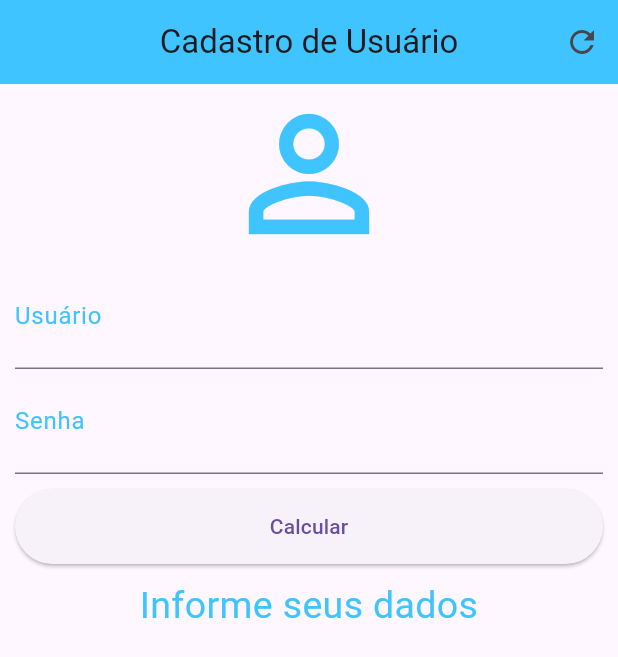
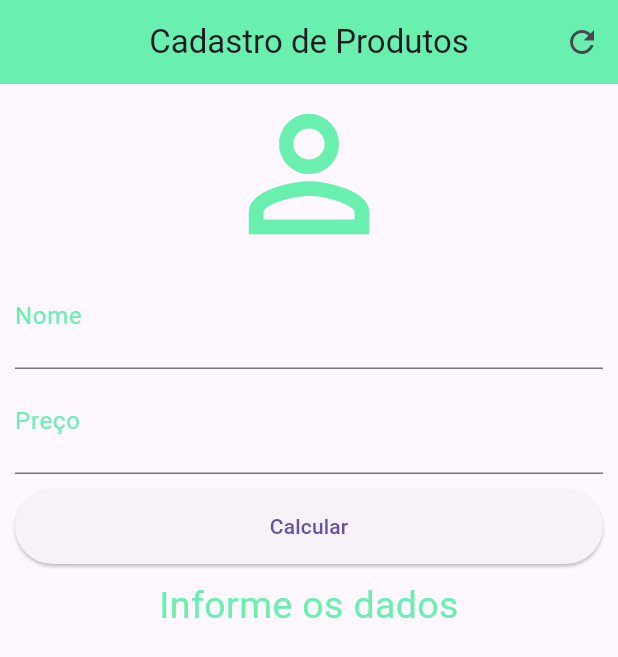
Before and after one commit to yDavidd/projetoFlutter-somativa, a Flutter app: the screen it shows after launch, after a tap on "Cadastro Usuario", on a phone screen of 412 x 824 dp. Shown: the top 657 px of the screen. Run offline on Flutter 3.47's test engine with Material 3 defaults, Android fonts, the phone set to English and light mode, and no system bars.

Commit message:
Projeto Somativa

```diff
--- a/lib/contador.dart
+++ b/lib/contador.dart
@@ -53,7 +53,7 @@ class _MyHomePageState extends State<MyHomePage> {
 
         backgroundColor: Theme.of(context).colorScheme.inversePrimary,
 
-        title: Text('kfkafka'),
+        title: Text('Contador'),
       ),
       body: Center(
 
--- a/lib/produtos.dart
+++ b/lib/produtos.dart
@@ -25,21 +25,21 @@ class Home extends StatefulWidget {
 }
 
 class _MyHomePageState extends State<Home> {
-  TextEditingController usuarioController = new TextEditingController();
-  TextEditingController senhaController = new TextEditingController();
-  String _textoInfo = "Informe seus dados";
+  TextEditingController nomeController = new TextEditingController();
+  TextEditingController precoController = new TextEditingController();
+  String _textoInfo = "Informe os dados";
 
   void _limpar_Tela() {
-    usuarioController.text = "";
-    senhaController.text = "";
+    nomeController.text = "";
+    precoController.text = "";
     setState(() {
-      _textoInfo = "Informe seus dados";
+      _textoInfo = "Informe os dados";
     });
   }
 
   void _cadatrar() {
-    usuarioController.text = "";
-    senhaController.text = "";
+    nomeController.text = "";
+    precoController.text = "";
     setState(() {
       _textoInfo = "Dados cadastrado com sucesso!";
     });
@@ -49,9 +49,9 @@ class _MyHomePageState extends State<Home> {
   Widget build(BuildContext context) {
     return Scaffold(
       appBar: AppBar(
-          title: Text("Cadastro de Usuário"),
+          title: Text("Cadastro de Produtos"),
           centerTitle: true,
-          backgroundColor: Colors.lightBlueAccent,
+          backgroundColor: Colors.greenAccent,
           actions: <Widget>[
             IconButton(onPressed: _limpar_Tela, icon: Icon(Icons.refresh))
           ]),
@@ -63,26 +63,26 @@ class _MyHomePageState extends State<Home> {
             const Icon(
               Icons.person_outline,
               size: 120.0,
-              color: Colors.lightBlueAccent,
+              color: Colors.greenAccent,
             ),
             TextField(
               keyboardType: TextInputType.number,
               decoration: InputDecoration(
-                  labelText: "Usuário",
-                  labelStyle: TextStyle(color: Colors.lightBlueAccent)),
+                  labelText: "Nome",
+                  labelStyle: TextStyle(color: Colors.greenAccent)),
               textAlign: TextAlign.center,
               style: TextStyle(fontSize: 25.0),
-              controller: usuarioController,
+              controller: nomeController,
             ),
             TextField(
               keyboardType: TextInputType.number,
               decoration: InputDecoration(
-                  labelText: "Senha",
-                  labelStyle: TextStyle(color: Colors.lightBlueAccent)),
+                  labelText: "Preço",
+                  labelStyle: TextStyle(color: Colors.greenAccent)),
               textAlign: TextAlign.center,
               style: TextStyle(fontSize: 25.0),
               obscureText: true,
-              controller: senhaController,
+              controller: precoController,
             ),
             Padding(
               padding: const EdgeInsets.only(top: 10, bottom: 10),
@@ -94,7 +94,7 @@ class _MyHomePageState extends State<Home> {
             ),
             Text(_textoInfo,
                 textAlign: TextAlign.center,
-                style: TextStyle(color: Colors.lightBlueAccent, fontSize: 25.0)),
+                style: TextStyle(color: Colors.greenAccent, fontSize: 25.0)),
           ],
         ),
       ),
--- a/lib/tela1.dart
+++ b/lib/tela1.dart
@@ -18,7 +18,7 @@ class _HomePageState extends State<Tela1> {
       appBar: AppBar(
         title: Text("MENU"),
         centerTitle: true,
-        backgroundColor: Colors.deepOrangeAccent,
+        backgroundColor: Colors.greenAccent,
       ),
 
       body: SingleChildScrollView(
@@ -29,7 +29,7 @@ class _HomePageState extends State<Tela1> {
             const Icon(
               Icons.add_business_sharp,
               size: 120.0,
-              color: Colors.deepOrangeAccent,
+              color: Colors.greenAccent,
             ),
             Text(
               "Aplicação Principal",
```
Also changed, not shown: lib/imc.dart (+5 -5 lines), lib/usuario.dart (+5 -5 lines).
